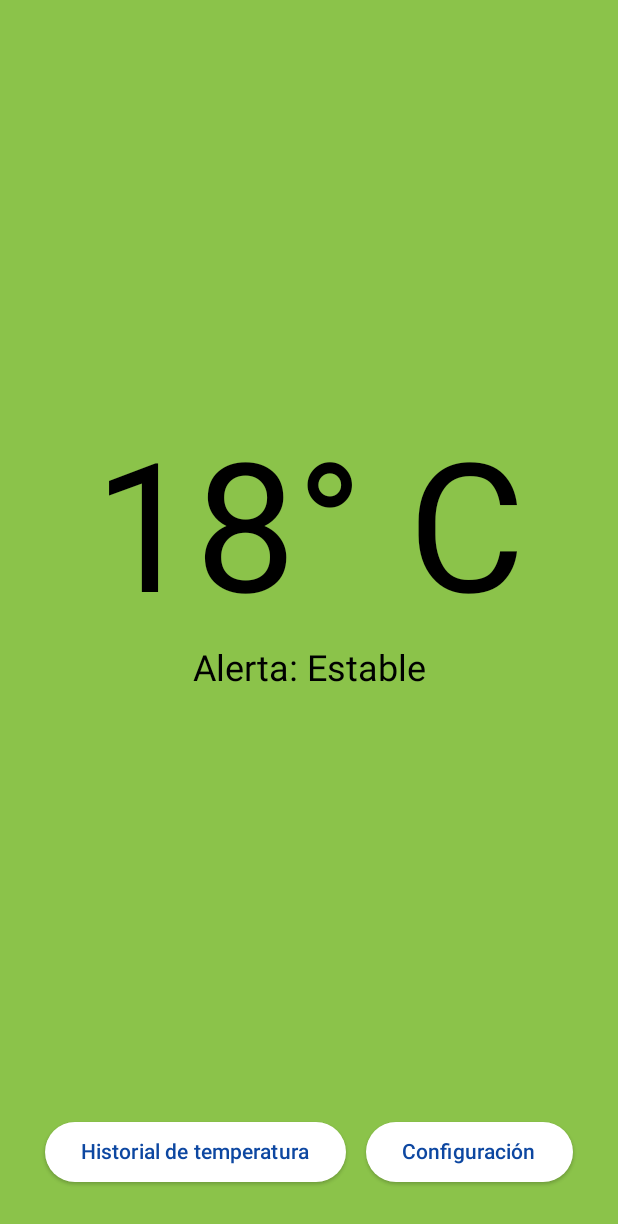
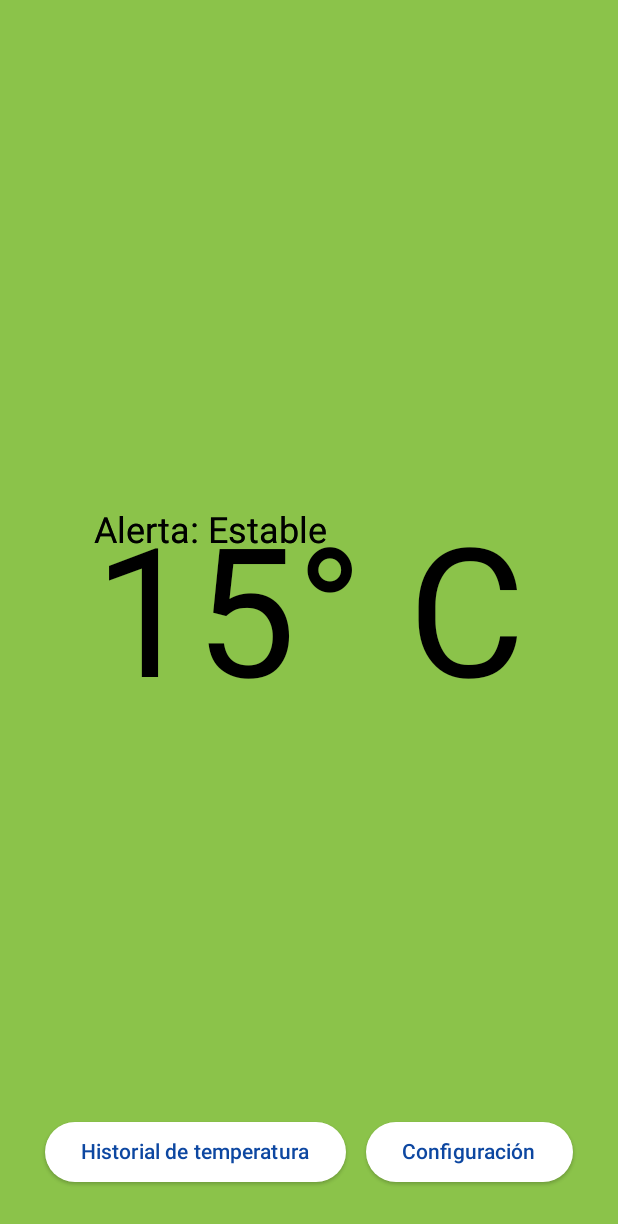
Before and after one commit to ELIDAN17/AURORA_SOS, an Android app built with Jetpack Compose: the screen it shows after launch (MainActivity), on a phone screen of 412 x 824 dp. Shown: the top 1224 px of the screen. Run offline under Robolectric (Android 15) with nearby library versions, the phone set to English and light mode, and no system bars; our stand-ins replace Firebase (no records; nobody signed in at launch, a user with empty details on screens opened directly).

Commit message:
Actualizacion 1.5 animamciones

```diff
--- a/app/build.gradle.kts
+++ b/app/build.gradle.kts
@@ -2,6 +2,7 @@
     alias(libs.plugins.android.application)
     alias(libs.plugins.kotlin.android)
     alias(libs.plugins.kotlin.compose)
+    alias(libs.plugins.googleGms)
 }
 
 android {
@@ -52,6 +53,9 @@
     implementation(libs.androidx.navigation.compose)
     implementation(libs.androidx.datastore.preferences)
     implementation(libs.kotlinx.coroutines.android)
+    implementation(platform(libs.firebase.bom))
+    implementation(libs.firebase.database.ktx)
+    //implementation(libs.firebase.common.ktx)
 
     testImplementation(libs.junit)
     androidTestImplementation(libs.androidx.junit)
--- a/app/src/main/AndroidManifest.xml
+++ b/app/src/main/AndroidManifest.xml
@@ -24,5 +24,5 @@
             </intent-filter>
         </activity>
     </application>
-    <uses-permission android:name="android.permission.POST_NOTIFICATIONS" />
+    <uses-permission android:name="android.permission.INTERNET" />
 </manifest>
--- a/app/src/main/java/com/example/aurora_sos/ConfiguracionScreen.kt
+++ b/app/src/main/java/com/example/aurora_sos/ConfiguracionScreen.kt
@@ -30,8 +30,7 @@
     val dataStoreManager = remember { DataStoreManager(context) }
     val scope = rememberCoroutineScope()
 
-    // --- LÓGICA DE PERMISOS DE NOTIFICACIÓN ---
-    // 1. Comprobamos si ya tenemos el permiso
+    // Comprobamos si ya tenemos el permiso
     var hasNotificationPermission by remember {
         if (Build.VERSION.SDK_INT >= Build.VERSION_CODES.TIRAMISU) {
             mutableStateOf(
@@ -45,7 +44,7 @@
         }
     }
 
-    // 2. Preparamos el lanzador de la solicitud de permiso
+    // Preparamos el lanzador de la solicitud de permiso
     val permissionLauncher = rememberLauncherForActivityResult(
         contract = ActivityResultContracts.RequestPermission(),
         onResult = { isGranted ->
@@ -85,7 +84,6 @@
                 .padding(16.dp),
             horizontalAlignment = Alignment.CenterHorizontally
         ) {
-
             Spacer(modifier = Modifier.height(32.dp))
             Text("Umbral de Alerta de Helada", style = MaterialTheme.typography.titleLarge)
             Spacer(modifier = Modifier.height(8.dp))
--- a/app/src/main/java/com/example/aurora_sos/DataStoreManager.kt
+++ b/app/src/main/java/com/example/aurora_sos/DataStoreManager.kt
@@ -12,7 +12,7 @@
 
 class DataStoreManager(context: Context) {
 
-    // 1. Definición de las claves de las preferencias
+    // Definición de las claves de las preferencias
     private object PreferencesKeys {
         val UMBRAL_HELADA = doublePreferencesKey("umbral_helada")
         val NOTIFICACIONES_ACTIVAS = booleanPreferencesKey("notificaciones_activas")
@@ -20,7 +20,7 @@
 
     private val dataStore = context.dataStore
 
-    // 2. Función para obtener las preferencias (Flow)
+    // Función para obtener las preferencias (Flow)
     // Devuelve un Flow de un Pair<Double, Boolean>
     val preferencesFlow: Flow<Pair<Double, Boolean>> = dataStore.data
         .map { preferences ->
@@ -30,7 +30,7 @@
             Pair(umbral, notificaciones)
         }
 
-    // 3. Función de Guardado (Suspender Function)
+    // Función de Guardado (Suspender Function)
     suspend fun saveConfiguracion(umbral: Double, notificaciones: Boolean) {
         dataStore.edit { preferences ->
             preferences[PreferencesKeys.UMBRAL_HELADA] = umbral
--- a/app/src/main/java/com/example/aurora_sos/NotificationService.kt
+++ b/app/src/main/java/com/example/aurora_sos/NotificationService.kt
@@ -14,7 +14,7 @@
     private val notificationManager = context.getSystemService(Context.NOTIFICATION_SERVICE) as NotificationManager
     private val CHANNEL_ID = "aurora_sos_channel"
 
-    // 1. Crear el Canal de Notificación
+    // Crear el Canal de Notificación
     fun createNotificationChannel() {
         // El canal solo se crea en Android 8.0 (API 26) o superior
         if (Build.VERSION.SDK_INT >= Build.VERSION_CODES.O) {
@@ -31,7 +31,7 @@
         }
     }
 
-    // 2. Función para mostrar la notificación
+    // Función para mostrar la notificación
     fun showNotification(temperatura: Double) {
         // Sonido de notificación por defecto del sistema
         val soundUri = RingtoneManager.getDefaultUri(RingtoneManager.TYPE_NOTIFICATION)
--- a/app/src/main/java/com/example/aurora_sos/PrincipalScreen.kt
+++ b/app/src/main/java/com/example/aurora_sos/PrincipalScreen.kt
@@ -1,5 +1,11 @@
 package com.example.aurora_sos
 
+import android.util.Log
+import com.google.firebase.database.DataSnapshot
+import com.google.firebase.database.DatabaseError
+import com.google.firebase.database.ValueEventListener
+import com.google.firebase.database.ktx.database
+import com.google.firebase.ktx.Firebase
 import androidx.compose.foundation.background
 import androidx.compose.foundation.layout.*
 import androidx.compose.material3.*
@@ -13,10 +19,15 @@
 import androidx.compose.ui.unit.sp
 import androidx.navigation.NavController
 import androidx.navigation.compose.rememberNavController
-import kotlinx.coroutines.flow.map // Necesario si no está en DataStoreManager
+import androidx.compose.runtime.DisposableEffect
+import androidx.compose.animation.animateColorAsState
+import androidx.compose.animation.core.tween
+import androidx.compose.animation.AnimatedContent
+import androidx.compose.animation.slideInVertically
+import androidx.compose.animation.slideOutVertically
+import androidx.compose.animation.togetherWith
 
 fun getAlertaData(temperatura: Double, umbralCritico: Double): Pair<Color, String> {
-    // Definición de colores del prototipo (Rojo, Naranja, Verde)
     val colorRojo = Color.Red
     val colorNaranja = Color(0xFFFF9800)
     val colorVerde = Color(0xFF8BC34A)
@@ -32,26 +43,54 @@
 @Composable
 fun PrincipalScreen(navController: NavController) {
 
-    // --- Definimos los colores que usaremos ---
-    val fondoClaro = Color(0xFF87CEEB) // El azul claro fondo
-    val colorLetraAzul = Color(0xFF0D47A1) // Un azul oscuro para que se lea bien las letras
+    //val fondoClaro = Color(0xFF87CEEB)
+    val colorLetraAzul = Color(0xFF0D47A1)
 
-    // --- LÓGICA DE DATASTORE (Lectura del Umbral Crítico) ---
     val context = LocalContext.current
     val dataStoreManager = remember { DataStoreManager(context) }
     val notificationService = remember { NotificationService(context) }
-    // Lee el umbral de helada configurado por el usuario (por defecto: 2.0°C)
+
     val configData by dataStoreManager.preferencesFlow.collectAsState(
         initial = Pair(2.0, true)
     )
     val umbralCritico = configData.first
     val notificacionesActivas = configData.second
-    // --- SIMULACIÓN DE DATOS DEL ESP32 ---
-    // Este valor se actualizaría al recibir datos del servidor
-    val temperaturaActual by remember { mutableStateOf(18.0) } // Ejemplo: 19°C (Estable)
 
-    // Obtiene el color y el mensaje de alerta usando el umbral del usuario
-    val (fondoColor, mensajeAlerta) = getAlertaData(temperaturaActual, umbralCritico)
+    // --- CONEXIÓN A FIREBASE PARA DATOS REALES ---
+    var temperaturaActual by remember { mutableStateOf(15.0) }
+
+    DisposableEffect(Unit) {
+
+        val database = Firebase.database("https://aurorasos-default-rtdb.firebaseio.com/")
+        val tempRef = database.getReference("aurora/temperatura")
+
+        // 3. Creamos el "oyente"
+        val valueEventListener = object : ValueEventListener {
+            override fun onDataChange(snapshot: DataSnapshot) {
+                val temp = snapshot.getValue(Double::class.java)
+                if (temp != null) {
+                    temperaturaActual = temp
+                }
+            }
+            override fun onCancelled(error: DatabaseError) {
+                Log.e("Firebase", "Error al leer la temperatura", error.toException())
+            }
+        }
+
+        tempRef.addValueEventListener(valueEventListener)
+
+        onDispose {
+            tempRef.removeEventListener(valueEventListener)
+        }
+    }
+
+    val (colorObjetivo, mensajeAlerta) = getAlertaData(temperaturaActual, umbralCritico)
+    val fondoColorAnimado by animateColorAsState(
+        targetValue = colorObjetivo,
+        label = "ColorDeFondoAnimado",
+        animationSpec = tween(durationMillis = 1000) // 1 segundo de transición
+    )
+
 
     LaunchedEffect(temperaturaActual, notificacionesActivas) {
         if (temperaturaActual <= umbralCritico && notificacionesActivas) {
@@ -59,59 +98,56 @@
         }
     }
 
-    // Estructura principal de la pantalla, usando Scaffold
     Scaffold(
         content = { paddingValues ->
-            // Contenido Principal del Tablero de Control de Colores
             Column(
                 modifier = Modifier
                     .fillMaxSize()
                     .padding(paddingValues)
-                    .background(fondoColor), // Fondo dinámico según la alerta
+                    .background(fondoColorAnimado),
                 horizontalAlignment = Alignment.CenterHorizontally,
                 verticalArrangement = Arrangement.Center
             ) {
-                // Spacer para empujar el contenido hacia arriba
-                Spacer(modifier = Modifier.weight(1f))
+                Spacer(modifier = Modifier.height(340.dp))
+                AnimatedContent(targetState = mensajeAlerta, label = "AnimacionMensajeAlerta",
+                    transitionSpec = {slideInVertically(animationSpec = tween(500))
+                    {it} togetherWith slideOutVertically(animationSpec = tween(500))
+                    {-it}}) { mensaje ->
+                    Text(text = mensaje, fontSize = 24.sp,color=Color.Black)
 
-                // Temperatura actual (Componente Text)
+                    Spacer(modifier = Modifier.height(8.dp))
                     Text(
                         text = "${temperaturaActual.toInt()}° C",
                         fontSize = 120.sp,
                         color = Color.Black
                     )
                     Spacer(modifier = Modifier.height(8.dp))
-                // Mensaje de alerta (Componente Text)
                     Text(
                         text = mensajeAlerta,
                         fontSize = 24.sp,
                         color = Color.Black
                     )
 
-                // Spacer para empujar los botones
+                }
+
                 Spacer(modifier = Modifier.weight(1f))
 
                 Row(
                     modifier = Modifier
                         .fillMaxWidth()
-                        .padding(bottom = 32.dp, start = 16.dp, end = 16.dp), //separador
+                        .padding(bottom = 32.dp, start = 16.dp, end = 16.dp),
                     horizontalArrangement = Arrangement.SpaceEvenly
                 ) {
                     val buttonColors = ButtonDefaults.elevatedButtonColors(
-                        // El fondo del botón será blanco
                         containerColor = Color.White,
-                        // El color de las letras
                         contentColor = colorLetraAzul
                     )
-
-                    // Botón Historial
                     ElevatedButton(
                         onClick = { navController.navigate(Screen.Historial.route) },
                         colors = buttonColors
                     ) {
                         Text("Historial de temperatura")
                     }
-                    // Botón Configuración
                     ElevatedButton(
                         onClick = { navController.navigate(Screen.Configuracion.route) },
                         colors = buttonColors
@@ -121,7 +157,6 @@
                 }
             }
         },
-        // para que se vea el color dinámico de la pantalla principal.
         bottomBar = {
             Surface(color = Color.Transparent) {}
         }
--- a/build.gradle.kts
+++ b/build.gradle.kts
@@ -3,4 +3,5 @@
     alias(libs.plugins.android.application) apply false
     alias(libs.plugins.kotlin.android) apply false
     alias(libs.plugins.kotlin.compose) apply false
+    alias(libs.plugins.googleGms) apply false
 }
```
Also changed, not shown: app/src/main/java/com/example/aurora_sos/MainActivity.kt (+6 -6 lines), gradle/libs.versions.toml (+7 -2 lines), settings.gradle.kts (+3 -10 lines), 1 other file. Lines whose indentation alone changed are shown as unchanged.
